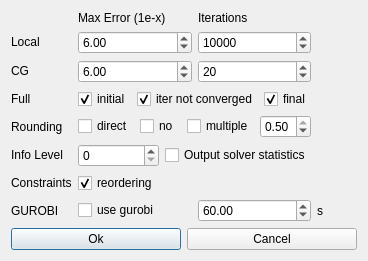
Old version of the form QtWidgets/QtMISolverDialogBaseUI.ui in the repository heartvalve/CoMISo.
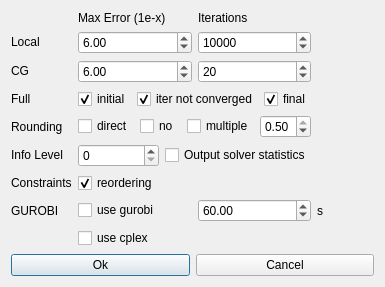
New version of the form.

Commit message: added cplex timelimit

```diff
--- a/QtWidgets/QtMISolverDialogBaseUI.ui
+++ b/QtWidgets/QtMISolverDialogBaseUI.ui
@@ -9,8 +9,8 @@
    <rect>
     <x>0</x>
     <y>0</y>
-    <width>368</width>
-    <height>259</height>
+    <width>385</width>
+    <height>273</height>
    </rect>
   </property>
   <property name="windowTitle">
@@ -19,6 +19,13 @@
   <layout class="QVBoxLayout" name="verticalLayout">
    <item>
     <layout class="QGridLayout" name="gridLayout">
+     <item row="8" column="1">
+      <widget class="QCheckBox" name="cplexRoundingCB">
+       <property name="text">
+        <string>use cplex</string>
+       </property>
+      </widget>
+     </item>
      <item row="0" column="1">
       <widget class="QLabel" name="label_4">
        <property name="text">
```
The commit also changes 4 other files.
